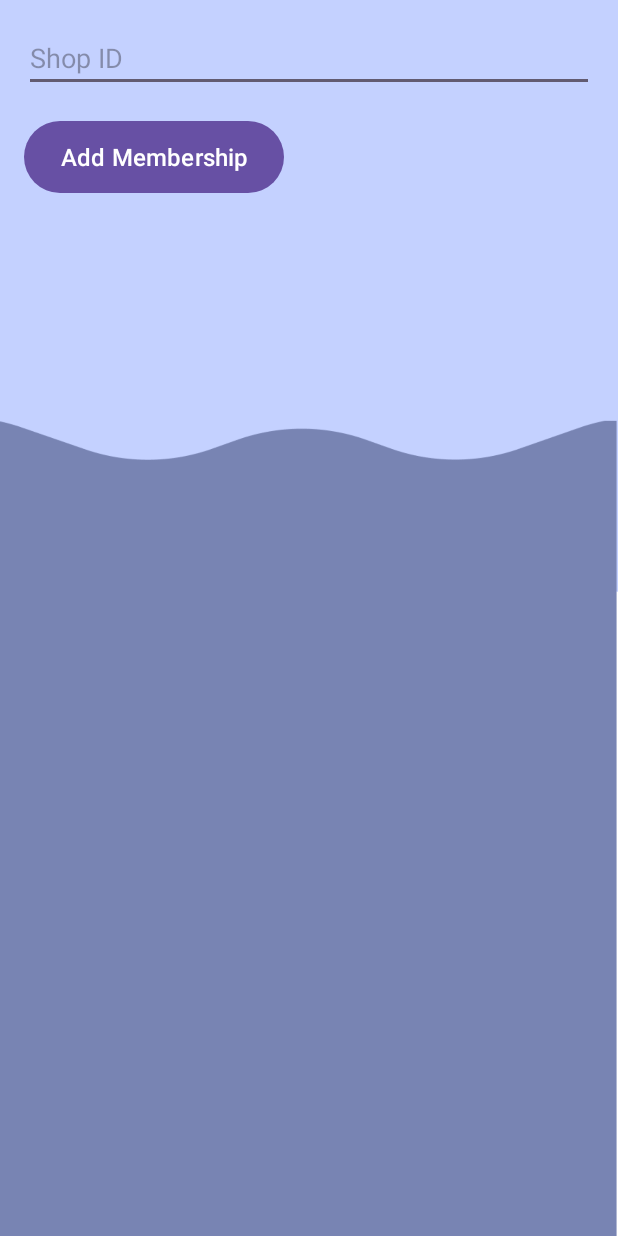
After one commit to reeves63/VirtualMembership_MobileApp, an Android app: the AddMembershipActivity screen opened directly, with no data from a screen before it, on a phone screen of 412 x 824 dp. The commit adds this screen. Run offline under Robolectric (Android 15) with nearby library versions, the phone set to English and light mode, and no system bars.

Commit message:
tambahan edit profile MyShop dan add membership menggunakan ShopID (Belum dibuat/terhubung firebase)

```diff
--- a/app/src/main/AndroidManifest.xml
+++ b/app/src/main/AndroidManifest.xml
@@ -61,6 +61,7 @@
         <activity
             android:name=".MembershipActivity"
             android:exported="true" />
+        <activity android:name=".AddMembershipActivity" />
     </application>
 
 </manifest>
--- /dev/null
+++ b/app/src/main/java/com/example/uts_pagisore/AddMembershipActivity.kt
@@ -0,0 +1,35 @@
+package com.example.uts_pagisore
+
+import android.os.Bundle
+import android.widget.Button
+import android.widget.EditText
+import android.widget.Toast
+import androidx.appcompat.app.AppCompatActivity
+
+class AddMembershipActivity : AppCompatActivity() {
+
+    private lateinit var editTextShopID: EditText
+    private lateinit var buttonAddMembership: Button
+
+    override fun onCreate(savedInstanceState: Bundle?) {
+        super.onCreate(savedInstanceState)
+        setContentView(R.layout.activity_add_membership)
+
+        // Initialize views
+        editTextShopID = findViewById(R.id.editTextShopID)
+        buttonAddMembership = findViewById(R.id.buttonAddMembership)
+
+        // Handle add membership button click
+        buttonAddMembership.setOnClickListener {
+            val shopID = editTextShopID.text.toString().trim()
+
+            if (shopID.isNotEmpty()) {
+                // Proceed with adding membership logic
+                Toast.makeText(this, "Membership added for Shop ID: $shopID", Toast.LENGTH_SHORT).show()
+                // You can now perform further operations like saving to a database or calling an API.
+            } else {
+                Toast.makeText(this, "Please enter a valid Shop ID", Toast.LENGTH_SHORT).show()
+            }
+        }
+    }
+}
--- /dev/null
+++ b/app/src/main/res/drawable/is_save.xml
@@ -0,0 +1,5 @@
+<vector xmlns:android="http://schemas.android.com/apk/res/android" android:height="24dp" android:tint="#000000" android:viewportHeight="24" android:viewportWidth="24" android:width="24dp">
+
+    <path android:fillColor="@android:color/white" android:pathData="M19,12v7L5,19v-7L3,12v7c0,1.1 0.9,2 2,2h14c1.1,0 2,-0.9 2,-2v-7h-2zM13,12.67l2.59,-2.58L17,11.5l-5,5 -5,-5 1.41,-1.41L11,12.67L11,3h2z"/>
+
+</vector>
--- /dev/null
+++ b/app/src/main/res/layout/activity_add_membership.xml
@@ -0,0 +1,39 @@
+<?xml version="1.0" encoding="utf-8"?>
+<androidx.constraintlayout.widget.ConstraintLayout xmlns:android="http://schemas.android.com/apk/res/android"
+    xmlns:app="http://schemas.android.com/apk/res-auto"
+    xmlns:tools="http://schemas.android.com/tools"
+    android:layout_width="match_parent"
+    android:layout_height="match_parent"
+    android:background="@drawable/home"
+    android:padding="16dp">
+
+    <!-- EditText for Shop ID -->
+
+    <!-- Button for Add Membership -->
+
+    <EditText
+        android:id="@+id/editTextShopID"
+        android:layout_width="match_parent"
+        android:layout_height="wrap_content"
+        android:hint="Shop ID"
+        android:inputType="text"
+        android:layout_marginTop="80dp"
+        tools:layout_editor_absoluteX="16dp"
+        tools:layout_editor_absoluteY="120dp" />
+
+    <Button
+        android:id="@+id/buttonAddMembership"
+        android:layout_width="wrap_content"
+        android:layout_height="wrap_content"
+        android:layout_centerHorizontal="true"
+        android:layout_gravity="center"
+        android:layout_marginTop="19dp"
+        android:background="@drawable/rounded_button"
+        android:onClick="onAddMembershipClick"
+        android:text="Add Membership"
+        android:textColor="@android:color/white"
+        android:textSize="16sp"
+        app:layout_constraintTop_toBottomOf="@+id/editTextShopID"
+        tools:layout_editor_absoluteX="107dp" />
+
+</androidx.constraintlayout.widget.ConstraintLayout>
--- a/app/src/main/res/layout/activity_myshop.xml
+++ b/app/src/main/res/layout/activity_myshop.xml
@@ -28,7 +28,7 @@
             android:layout_height="wrap_content"
             android:layout_weight="1"
             android:gravity="center"
-            android:text="Frost Gaming x Pool"
+            android:text="Shop Name"
             android:textColor="@android:color/black"
             android:textSize="20sp"
             android:textStyle="bold" />
--- a/gradle/libs.versions.toml
+++ b/gradle/libs.versions.toml
@@ -1,5 +1,5 @@
 [versions]
-agp = "8.6.0"
+agp = "8.6.1"
 kotlin = "1.9.21"
 coreKtx = "1.13.1"
 junit = "4.13.2"
```
Also changed, not shown: app/src/main/java/com/example/uts_pagisore/HomeFragment.kt (+4 -7 lines), app/src/main/java/com/example/uts_pagisore/MyshopActivity.kt (+81 -5 lines), app/src/main/java/com/example/uts_pagisore/ShopDetailActivity.kt (+8 -0 lines), 1 other file.
